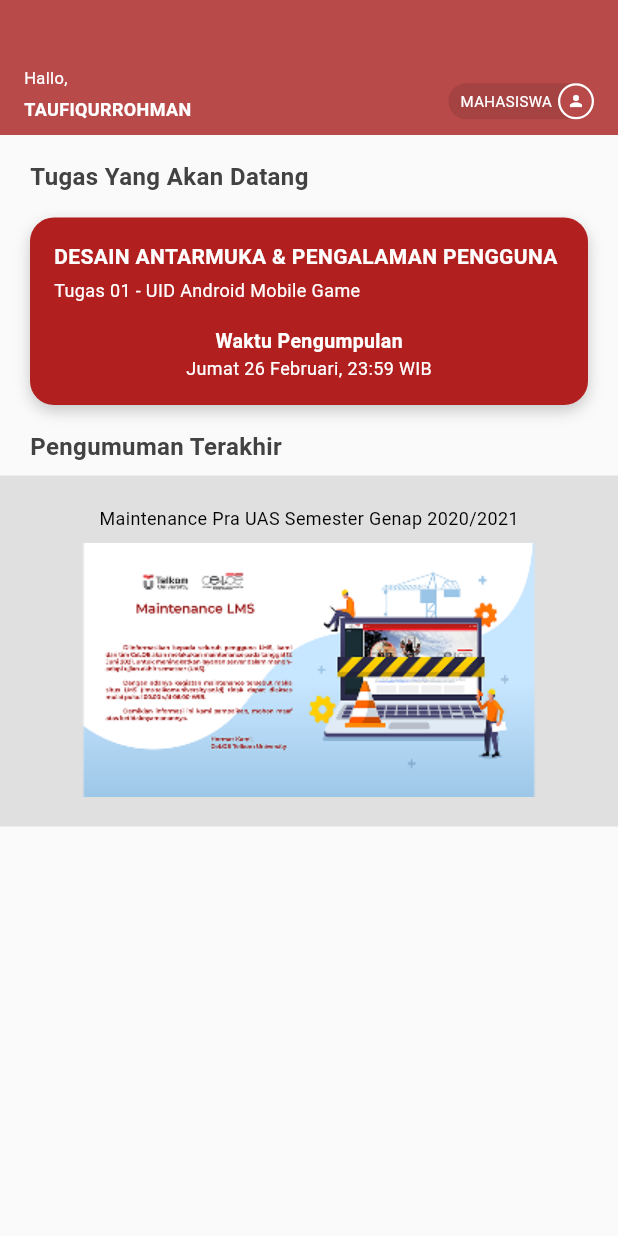
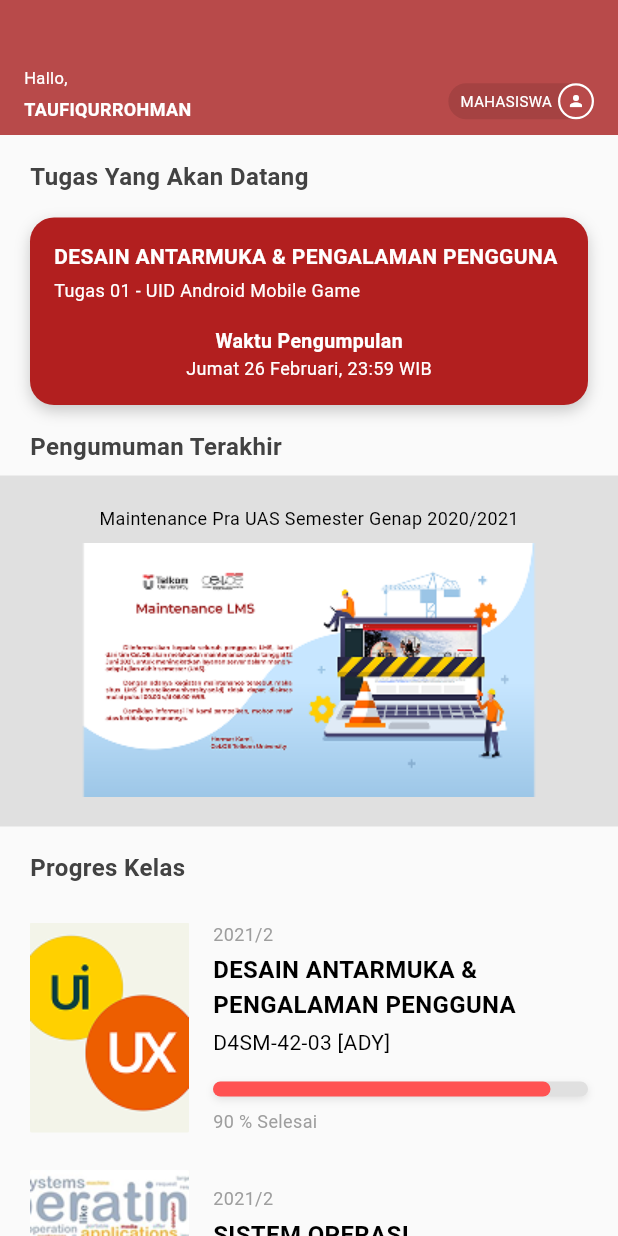
Before and after one commit to Taufiqurrohman58/mls_mobile, a Flutter app: the HomeScreen screen opened directly, on a phone screen of 412 x 824 dp. Run offline on Flutter 3.47's test engine with Material 3 defaults, Android fonts, the phone set to English and light mode, and no system bars.

Commit message:
membuat list item progres class di halaman home

```diff
--- a/lib/screens/home_screen.dart
+++ b/lib/screens/home_screen.dart
@@ -1,4 +1,5 @@
 import 'package:flutter/material.dart';
+import '../widgets/class_progress_item.dart';
 
 class HomeScreen extends StatelessWidget {
   const HomeScreen({super.key});
@@ -87,6 +88,7 @@ class HomeScreen extends StatelessWidget {
           Expanded(
             child: Container(
               color: Colors.grey[50],
+              child: SingleChildScrollView(
                 child: Column(
                   crossAxisAlignment: CrossAxisAlignment.start,
                   children: [
@@ -184,7 +186,35 @@ class HomeScreen extends StatelessWidget {
                         ],
                       ),
                     ),
+                    Container(
+                      margin: const EdgeInsets.only(top: 16, left: 20),
+                      child: const Text(
+                        'Progres Kelas',
+                        style: TextStyle(
+                          fontSize: 16,
+                          fontWeight: FontWeight.bold,
+                          color: Color(0xFF424242),
+                        ),
+                      ),
+                    ),
+                    const SizedBox(height: 16),
+                    ClassProgressItem(
+                      imagePath: 'assets/images/ui_ux.png',
+                      year: '2021/2',
+                      title: 'DESAIN ANTARMUKA & PENGALAMAN PENGGUNA',
+                      code: 'D4SM-42-03 [ADY]',
+                      progress: 0.9,
+                    ),
+                    const SizedBox(height: 16),
+                    ClassProgressItem(
+                      imagePath: 'assets/images/sistem_operasi.png',
+                      year: '2021/2',
+                      title: 'SISTEM OPERASI',
+                      code: 'D4SM-44-02 [DDS]',
+                      progress: 0.9,
+                    ),
                   ],
+                ),
               ),
             ),
           ),
--- /dev/null
+++ b/lib/widgets/class_progress_item.dart
@@ -0,0 +1,122 @@
+import 'package:flutter/material.dart';
+
+class ClassProgressItem extends StatelessWidget {
+  final String imagePath;
+  final String year;
+  final String title;
+  final String code;
+  final double progress;
+
+  const ClassProgressItem({
+    super.key,
+    required this.imagePath,
+    required this.year,
+    required this.title,
+    required this.code,
+    required this.progress,
+  });
+
+  @override
+  Widget build(BuildContext context) {
+    return Container(
+      margin: const EdgeInsets.symmetric(horizontal: 20),
+      child: Row(
+        children: [
+          Container(
+            width: 106,
+            height: 140,
+            decoration: BoxDecoration(
+              borderRadius: BorderRadius.circular(1),
+              image: DecorationImage(
+                image: AssetImage(imagePath),
+                fit: BoxFit.cover,
+              ),
+            ),
+          ),
+          const SizedBox(width: 16),
+          Expanded(
+            child: Padding(
+              padding: const EdgeInsets.symmetric(vertical: 8),
+              child: Column(
+                crossAxisAlignment: CrossAxisAlignment.start,
+                children: [
+                  Text(
+                    year,
+                    style: TextStyle(color: Colors.grey, fontSize: 12),
+                  ),
+                  const SizedBox(height: 4),
+                  Text(
+                    title,
+                    style: const TextStyle(
+                      color: Colors.black,
+                      fontSize: 16,
+                      fontWeight: FontWeight.bold,
+                    ),
+                  ),
+                  const SizedBox(height: 4),
+                  Text(
+                    code,
+                    style: const TextStyle(color: Colors.black, fontSize: 14),
+                  ),
+                  const SizedBox(height: 16),
+                  Container(
+                    height: 10,
+                    child: Stack(
+                      children: [
+                        Container(
+                          decoration: BoxDecoration(
+                            color: Colors.grey[300],
+                            borderRadius: BorderRadius.circular(5),
+                            boxShadow: [
+                              BoxShadow(
+                                color: Colors.black.withOpacity(0.1),
+                                blurRadius: 4,
+                                offset: const Offset(0, 2),
+                              ),
+                            ],
+                          ),
+                        ),
+                        FractionallySizedBox(
+                          alignment: Alignment.centerLeft,
+                          widthFactor: progress,
+                          child: const DecoratedBox(
+                            decoration: BoxDecoration(
+                              color: Colors.red,
+                              borderRadius: BorderRadius.all(
+                                Radius.circular(5),
+                              ),
+                            ),
+                          ),
+                        ),
+                        FractionallySizedBox(
+                          alignment: Alignment.centerRight,
+                          widthFactor: progress,
+                          child: Container(
+                            decoration: BoxDecoration(
+                              borderRadius: BorderRadius.only(
+                                topRight: Radius.circular(5),
+                                bottomRight: Radius.circular(5),
+                                topLeft: Radius.circular(5),
+                                bottomLeft: Radius.circular(5)
+                              ),
+                              boxShadow: [BoxShadow(color: Colors.redAccent)],
+                            ),
+                          ),
+                        ),
+                      ],
+                    ),
+                  ),
+                  const SizedBox(height: 8),
+                  Text(
+                    '${(progress * 100).toInt()} % Selesai',
+                    style: TextStyle(color: Colors.grey, fontSize: 12),
+                  ),
+                ],
+              ),
+            ),
+          ),
+        ],
+      ),
+    );
+  }
+}
--- a/pubspec.yaml
+++ b/pubspec.yaml
@@ -27,3 +27,5 @@ flutter:
     - assets/images/indonesia.png
     - assets/images/united-kingdom.png
     - assets/images/gambar_pengumuman.png
+    - assets/images/ui_ux.png
+    - assets/images/sistem_operasi.png
```
Also changed, not shown: assets/images/sistem_operasi.png (added), assets/images/ui_ux.png (added). Lines whose indentation alone changed are shown as unchanged.
